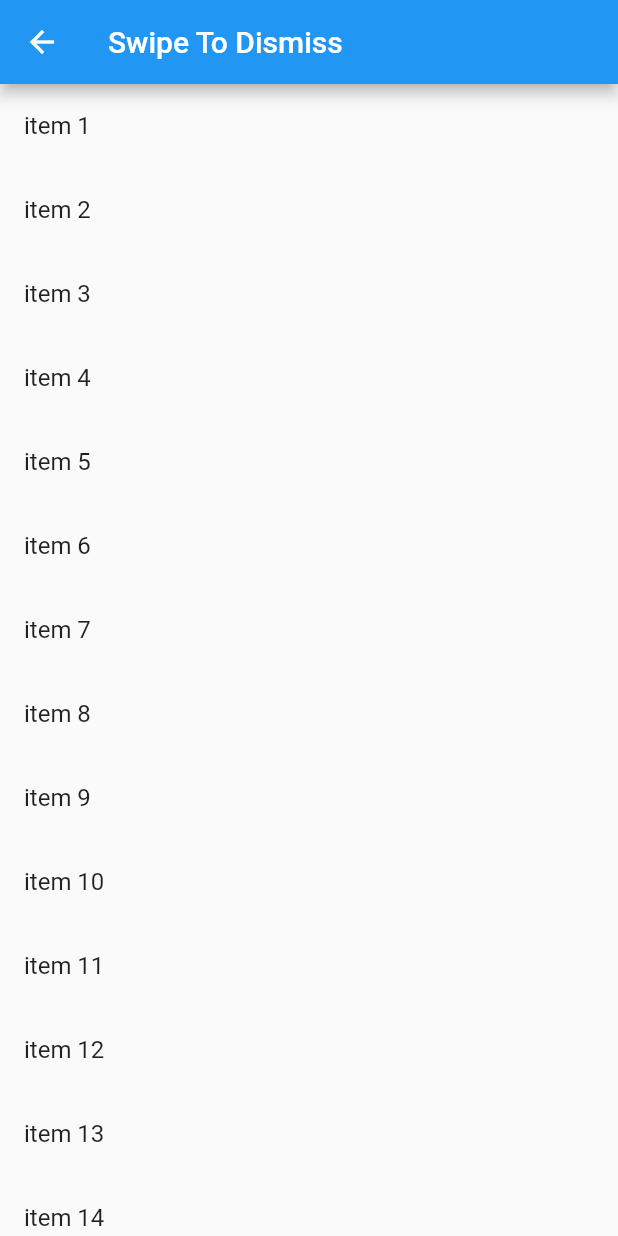
After one commit to junho1124/flutter_app_middle, a Flutter app: the screen it shows after launch, after a tap on "Swipe To Dismiss", on a phone screen of 412 x 824 dp. The commit adds this screen. Run offline on Flutter 3.47's test engine with Material 2 defaults, Android fonts, the phone set to English and light mode, and no system bars.

Commit message:
Dismiss를 이용한 swipe 형식의 item 삭제 방법

```diff
--- a/lib/main.dart
+++ b/lib/main.dart
@@ -2,6 +2,7 @@ import 'package:flutter/material.dart';
 import 'package:flutter_app_middle/src/MyFormValidation.dart';
 import 'package:flutter_app_middle/src/MyOrientation.dart';
 import 'package:flutter_app_middle/src/MySnackBar.dart';
+import 'package:flutter_app_middle/src/MySwipeToDismissState.dart';
 import 'package:flutter_app_middle/src/MyTabController.dart';
 import 'package:flutter_app_middle/src/animatedOpacity.dart';
 import 'package:flutter_app_middle/src/myanimatedContainer.dart';
@@ -87,6 +88,13 @@ class _HomeState extends State<Home> {
             Navigator.push(context,
                 MaterialPageRoute(builder: (context) => MyFormValidation()));
           },
+        ),
+        ListTile(
+          title: Text('Swipe To Dismiss'),
+          onTap: () {
+            Navigator.push(context,
+                MaterialPageRoute(builder: (context) => MtSwipeToDismiss()));
+          },
         )
       ],
     );
--- /dev/null
+++ b/lib/src/MySwipeToDismissState.dart
@@ -0,0 +1,38 @@
+import 'package:flutter/material.dart';
+
+class MtSwipeToDismiss extends StatefulWidget {
+  @override
+  _MtSwipeToDismissState createState() => _MtSwipeToDismissState();
+}
+
+class _MtSwipeToDismissState extends State<MtSwipeToDismiss> {
+  final items =
+      List<String>.generate(20, (i) => 'item ${i + 1}'); // 리스트에 20개의 아이템을 만들겠다.
+
+  @override
+  Widget build(BuildContext context) {
+    return Scaffold(
+        appBar: AppBar(
+          title: Text("Swipe To Dismiss"),
+        ),
+        body: ListView.builder(
+            itemCount: items.length,
+            itemBuilder: (context, index) {
+              final item = items[index];
+              return Dismissible( // 감싸진 아이템에 슬라이드하여 삭제하는 기능 추가 but 진짜로 리스트에서 사라지는 것은 아님 >>
+                background: Container(color: Colors.white70,),
+                direction: DismissDirection.startToEnd,
+                onDismissed: (direction) { // Dismiss가 되었다면 items의 index번째 항목 삭제
+                  setState(() {
+                      items.removeAt(index);
+                  });
+                },
+                key: Key(item),
+                child: ListTile(
+                  title: Text('${items[index]}'
+                  ),
+                ),
+              );
+            }));
+  }
+}
```
